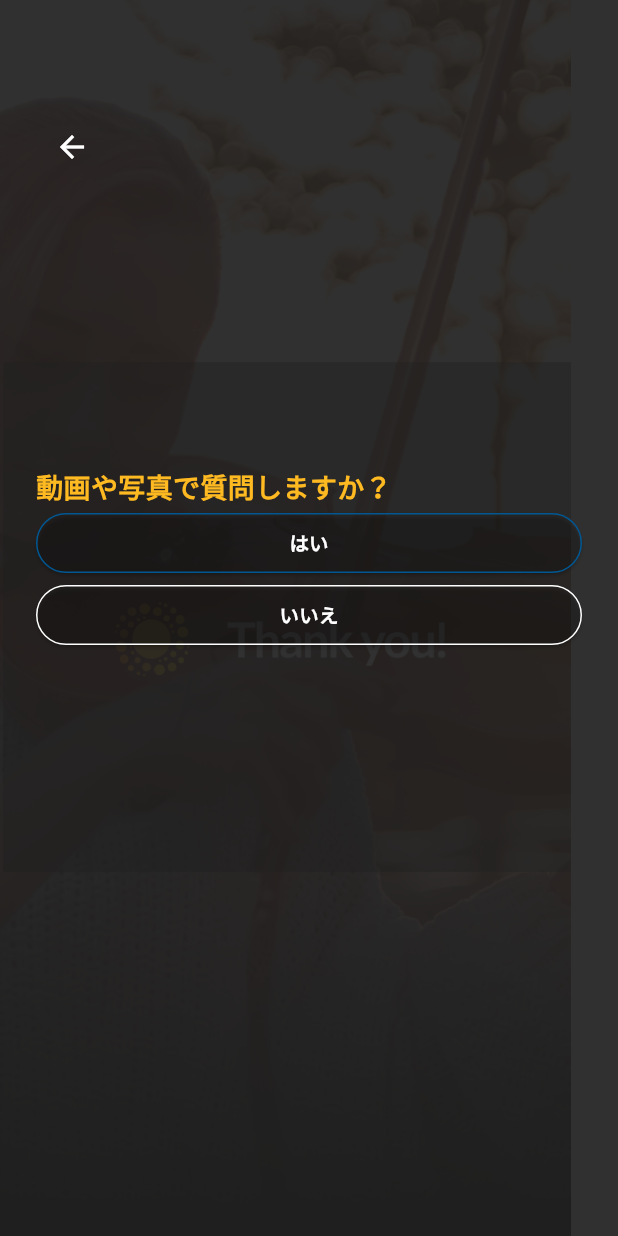
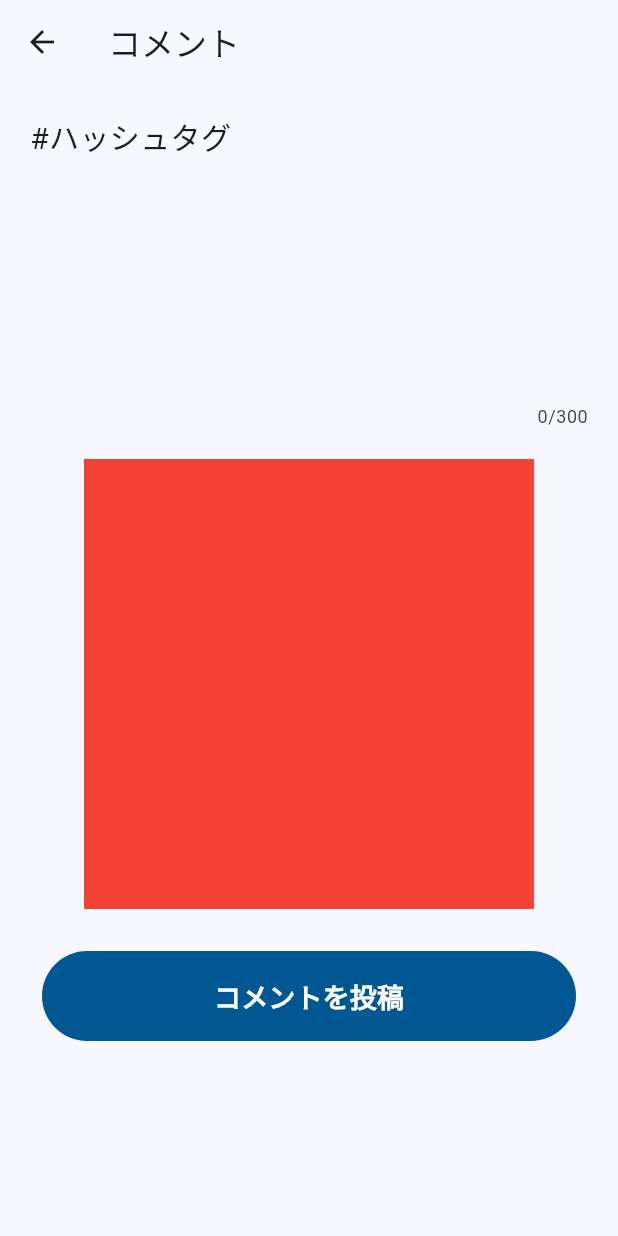
Before and after one commit to Mayumi-Nakabayashi/withTone, a Flutter app: the UploadQuestionFBPage screen opened by its route, after a tap on "はい", on a phone screen of 412 x 824 dp. Run offline on Flutter 3.47's test engine with Material 2 defaults, Android fonts, the phone set to English and light mode, and no system bars; our stand-ins replace firebase_analytics, firebase_auth, firebase_core, google_mobile_ads, google_sign_in, lottie and 1 more; missing offline and left inert: app_tracking_transparency; accounts and stored records are empty; network calls fail.

Commit message:
feat: create comment fb page

```diff
--- a/lib/routes.dart
+++ b/lib/routes.dart
@@ -22,6 +22,7 @@ import 'package:withtone/views/pages/setting/setting_page.dart';
 import 'package:withtone/views/pages/signup_mail/signup_mail.dart';
 import 'package:withtone/views/pages/upload_commentq/upload_commentq_page.dart';
 import 'package:withtone/views/pages/upload_fb.dart';
+import 'package:withtone/views/pages/upload_question_fb/upload_comment_fb_page.dart';
 import 'package:withtone/views/pages/upload_question_fb/upload_question_fb_page.dart';
 import 'package:withtone/views/pages/upload_question_page.dart';
 import 'package:withtone/views/pages/upload_video_question/upload_video_question_page.dart';
@@ -58,6 +59,7 @@ class Routes {
     PrivacyPage.path: (context) => const PrivacyPage(),
     UploadFbPage.path: (context) => const UploadFbPage(),
     UploadQuestionFBPage.path: (context) => const UploadQuestionFBPage(),
+    UploadCommentFbPage.path: (context) => const UploadCommentFbPage(),
     UploadInstPage.path: (context) => const UploadInstPage(),
     UploadQuestionPage.path: (context) => const UploadQuestionPage(),
     UploadCommentqPage.path: (context) => const UploadCommentqPage(),
--- /dev/null
+++ b/lib/views/pages/upload_question_fb/upload_comment_fb_page.dart
@@ -0,0 +1,58 @@
+import 'package:flutter/material.dart';
+import 'package:withtone/views/components/primary_button.dart';
+import 'package:withtone/views/pages/home_page.dart';
+
+/// コミュニティからの投稿動画にFBコメントをつける画面
+class UploadCommentFbPage extends StatefulWidget {
+  const UploadCommentFbPage({super.key, withMedia});
+
+  static const String path = '/upload_fb_comment';
+
+  @override
+  State<UploadCommentFbPage> createState() => _UploadCommentFbPageState();
+}
+
+class _UploadCommentFbPageState extends State<UploadCommentFbPage> {
+  @override
+  Widget build(BuildContext context) {
+    return Scaffold(
+      appBar: AppBar(title: const Text('コメント')),
+      body: SingleChildScrollView(
+        child: Padding(
+          padding: const EdgeInsets.all(20),
+          child: Column(children: [
+            const SizedBox(
+              width: double.infinity,
+              child: Text('#ハッシュタグ',
+                  textAlign: TextAlign.left,
+                  style: TextStyle(
+                    fontSize: 20,
+                  )),
+            ),
+            const TextField(
+              decoration: InputDecoration(border: InputBorder.none),
+              keyboardType: TextInputType.multiline,
+              minLines: 6,
+              maxLength: 300,
+              maxLines: null,
+            ),
+            const SizedBox(height: 20),
+            // TODO: ここに画像or動画がある場合は表示する
+            Container(
+              width: 300,
+              height: 300,
+              color: Colors.red,
+            ),
+            const SizedBox(height: 20),
+            PrimaryButton(
+              label: 'コメントを投稿',
+              onPressed: () {
+                Navigator.of(context).pushNamed(HomePage.path);
+              },
+            )
+          ]),
+        ),
+      ),
+    );
+  }
+}
--- a/lib/views/pages/upload_question_fb/upload_question_fb_page.dart
+++ b/lib/views/pages/upload_question_fb/upload_question_fb_page.dart
@@ -1,6 +1,6 @@
 import 'package:flutter/material.dart';
 import 'package:withtone/views/components/text/orange_text.dart';
-import 'package:withtone/views/pages/upload_question_fb/upload_fb_comment_page.dart';
+import 'package:withtone/views/pages/upload_question_fb/upload_comment_fb_page.dart';
 
 class UploadQuestionFBPage extends StatefulWidget {
   const UploadQuestionFBPage({super.key});
@@ -21,8 +21,8 @@ class ButtonItem {
 
 class _UploadQuestionFBPageState extends State<UploadQuestionFBPage> {
   List<ButtonItem> buttonItems = [
-    ButtonItem(label: 'はい', path: UploadFbCommentPage.path),
-    ButtonItem(label: 'いいえ', path: UploadFbCommentPage.path),
+    ButtonItem(label: 'はい', path: UploadCommentFbPage.path),
+    ButtonItem(label: 'いいえ', path: UploadCommentFbPage.path),
   ];
   List<ButtonItem> buttonItem = [];
   @override
```
